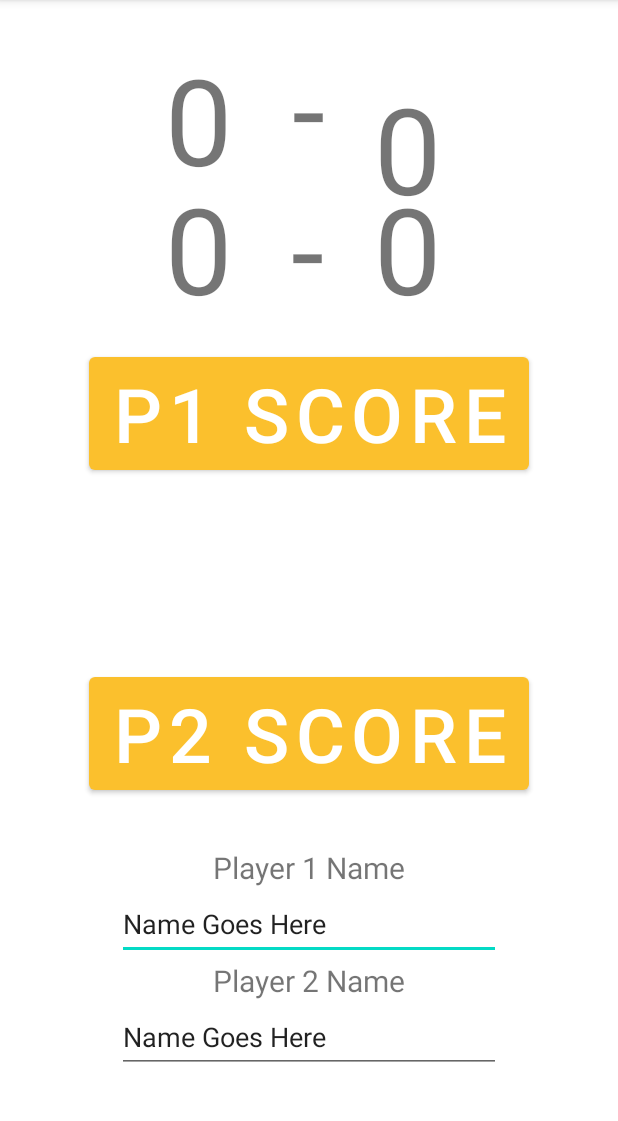
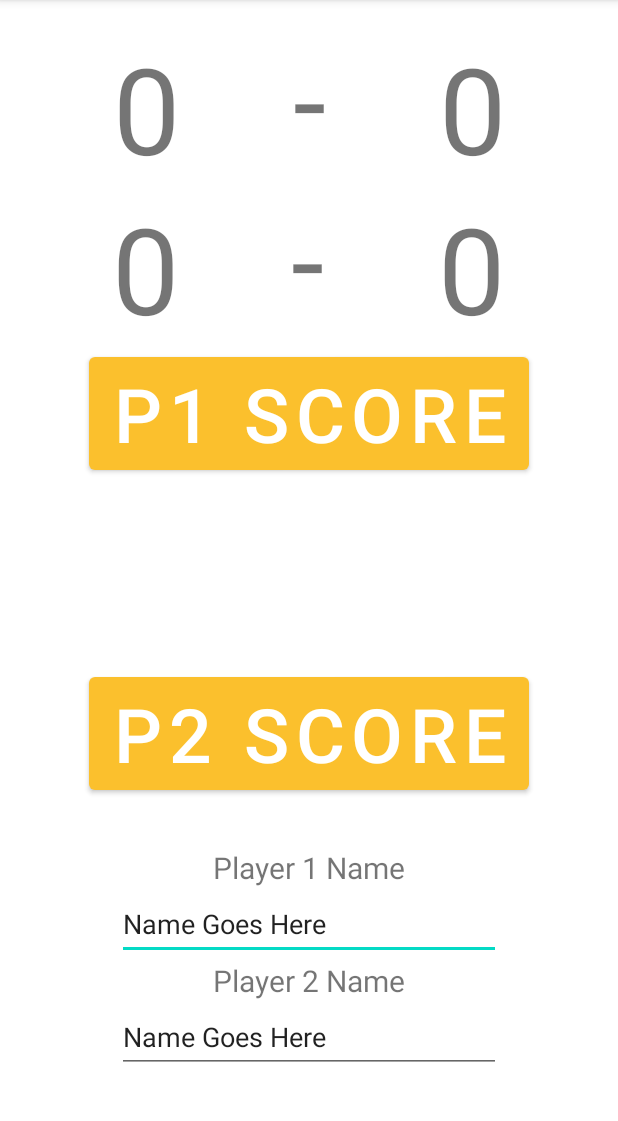
Before and after one commit to TennisTracker/TennisTracker, an Android app: the NewMatch screen opened directly, with no data from a screen before it, on a phone screen of 412 x 824 dp, the part 84-1205 px from its top. Run offline under Robolectric (Android 15) with nearby library versions, the phone set to English and light mode, and no system bars.

Commit message:
text is centered

```diff
--- a/app/src/main/res/layout/activity_new_match.xml
+++ b/app/src/main/res/layout/activity_new_match.xml
@@ -12,13 +12,11 @@
         android:layout_width="wrap_content"
         android:layout_height="wrap_content"
         android:layout_gravity="center_horizontal"
-        android:layout_marginTop="112dp"
         android:text="@string/p1score"
         android:textSize="80dp"
-        app:layout_constraintEnd_toEndOf="parent"
-        app:layout_constraintHorizontal_bias="0.3"
-        app:layout_constraintStart_toStartOf="parent"
-        app:layout_constraintTop_toTopOf="parent" />
+        app:layout_constraintBottom_toTopOf="@+id/btnP1Score"
+        app:layout_constraintEnd_toStartOf="@+id/dash"
+        app:layout_constraintStart_toStartOf="parent" />
 
     <TextView
         android:id="@+id/dash"
@@ -28,6 +26,7 @@
         android:layout_marginTop="112dp"
         android:text="-"
         android:textSize="80dp"
+        app:layout_constraintBottom_toTopOf="@+id/btnP1Score"
         app:layout_constraintEnd_toEndOf="parent"
         app:layout_constraintHorizontal_bias="0.498"
         app:layout_constraintStart_toStartOf="parent"
@@ -39,52 +38,42 @@
         android:layout_height="wrap_content"
         android:text="@string/p2score"
         android:textSize="80dp"
+        app:layout_constraintBottom_toTopOf="@+id/btnP1Score"
         app:layout_constraintEnd_toEndOf="parent"
-        app:layout_constraintHorizontal_bias="0.542"
-        app:layout_constraintStart_toStartOf="@id/scoreP1"
-        app:layout_constraintTop_toTopOf="@id/scoreP1" />
+        app:layout_constraintStart_toEndOf="@+id/dash" />
 
     <TextView
         android:id="@+id/gameP1"
         android:layout_width="wrap_content"
         android:layout_height="wrap_content"
         android:layout_gravity="center_vertical"
-        android:layout_marginStart="110dp"
-        android:layout_marginTop="8dp"
-        android:layout_marginBottom="617dp"
         android:text="@string/gameP1"
         android:textSize="80dp"
-        app:layout_constraintBottom_toBottomOf="parent"
-        app:layout_constraintStart_toStartOf="parent"
-        app:layout_constraintTop_toTopOf="parent" />
+        app:layout_constraintBottom_toTopOf="@+id/scoreP1"
+        app:layout_constraintEnd_toStartOf="@+id/dash2"
+        app:layout_constraintStart_toStartOf="parent" />
 
     <TextView
         android:id="@+id/dash2"
         android:layout_width="wrap_content"
         android:layout_height="wrap_content"
         android:layout_gravity="center_horizontal"
-        android:layout_marginEnd="195dp"
-        android:layout_marginBottom="625dp"
         android:text="-"
         android:textSize="80dp"
-        app:layout_constraintBottom_toBottomOf="parent"
+        app:layout_constraintBottom_toTopOf="@+id/dash"
         app:layout_constraintEnd_toEndOf="parent"
-        app:layout_constraintTop_toTopOf="parent" />
+        app:layout_constraintStart_toStartOf="parent" />
 
     <TextView
         android:id="@+id/gameP2"
         android:layout_width="wrap_content"
         android:layout_height="wrap_content"
         android:layout_gravity="center_horizontal"
-        android:layout_marginStart="249dp"
-        android:layout_marginEnd="117dp"
-        android:layout_marginBottom="616dp"
         android:text="@string/gameP2"
         android:textSize="80dp"
-        app:layout_constraintBottom_toBottomOf="parent"
+        app:layout_constraintBottom_toTopOf="@+id/scoreP2"
         app:layout_constraintEnd_toEndOf="parent"
-        app:layout_constraintHorizontal_bias="0.0"
-        app:layout_constraintStart_toStartOf="parent" />
+        app:layout_constraintStart_toEndOf="@+id/dash2" />
 
     <Button
         android:id="@+id/btnP1Score"
```
